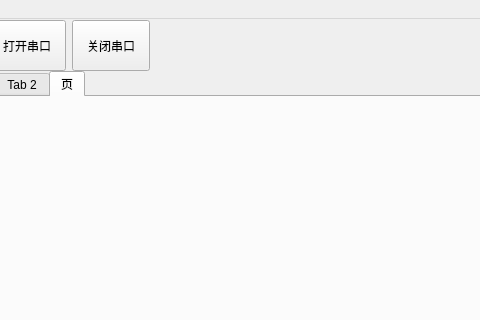
Before: the Qt Designer form mainwindow.ui in SherlockWu197/hahaha, drawn with Qt 5; both pictures show x 284 to 764 and y 0 to 320 of the 1022 by 603 pixel window.
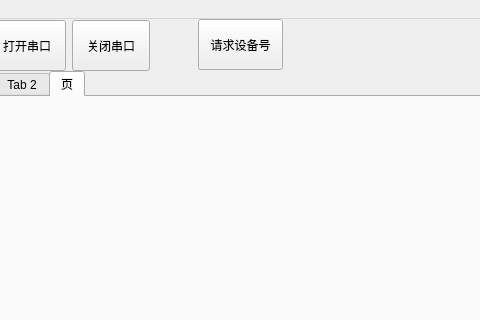
After: the same form once the commit is applied. Custom widgets are drawn as their Qt base class.

Commit message: 设备id号请求功能

What changed in the file:
```diff
--- a/mainwindow.ui
+++ b/mainwindow.ui
@@ -27,7 +27,7 @@
      <item>
       <layout class="QVBoxLayout" name="verticalLayout">
        <item>
-        <widget class="CDataDisplayScreen" name="textBrowser">
+        <widget class="QTextBrowser" name="textBrowser">
          <property name="minimumSize">
           <size>
            <width>186</width>
@@ -175,6 +175,31 @@
      </item>
     </layout>
    </widget>
+   <widget class="QPushButton" name="btn_RequestID">
+    <property name="geometry">
+     <rect>
+      <x>482</x>
+      <y>0</y>
+      <width>85</width>
+      <height>51</height>
+     </rect>
+    </property>
+    <property name="minimumSize">
+     <size>
+      <width>85</width>
+      <height>51</height>
+     </size>
+    </property>
+    <property name="maximumSize">
+     <size>
+      <width>85</width>
+      <height>51</height>
+     </size>
+    </property>
+    <property name="text">
+     <string>请求设备号</string>
+    </property>
+   </widget>
   </widget>
   <widget class="QMenuBar" name="menubar">
    <property name="geometry">
@@ -261,13 +286,6 @@
    </property>
   </action>
  </widget>
- <customwidgets>
-  <customwidget>
-   <class>CDataDisplayScreen</class>
-   <extends>QTextBrowser</extends>
-   <header location="global">cdatadisplayscreen.h</header>
-  </customwidget>
- </customwidgets>
  <resources/>
  <connections/>
 </ui>
```
The commit also changes 4 other files.
